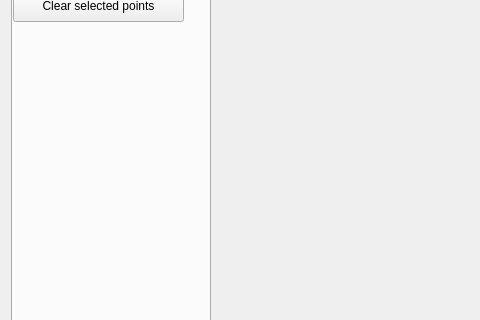
npklein/scientific_visualization, file window.ui: the form before one commit; both pictures show x 0 to 480 and y 97 to 417 of the 701 by 628 pixel window.
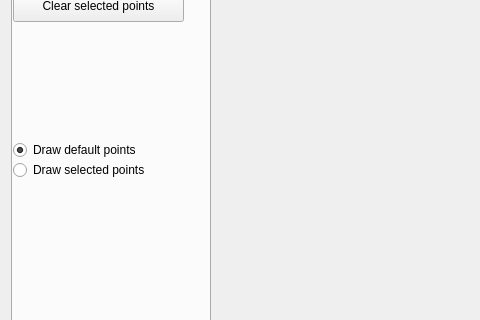
The form after the commit. Custom widgets are drawn as their Qt base class.

Commit message: Updates on streamlines, start with UI buttons etc.

```diff
--- a/window.ui
+++ b/window.ui
@@ -847,6 +847,35 @@
         <string>Slices</string>
        </property>
       </widget>
+      <widget class="QRadioButton" name="radioButtonDrawDefaultPointStreamlines">
+       <property name="geometry">
+        <rect>
+         <x>0</x>
+         <y>200</y>
+         <width>161</width>
+         <height>20</height>
+        </rect>
+       </property>
+       <property name="text">
+        <string>Draw default points</string>
+       </property>
+       <property name="checked">
+        <bool>true</bool>
+       </property>
+      </widget>
+      <widget class="QRadioButton" name="radioButtonDrawSelectedPointStreamlines">
+       <property name="geometry">
+        <rect>
+         <x>0</x>
+         <y>220</y>
+         <width>161</width>
+         <height>20</height>
+        </rect>
+       </property>
+       <property name="text">
+        <string>Draw selected points</string>
+       </property>
+      </widget>
      </widget>
     </widget>
    </item>
```
Left out of the diff: 1 changed line with no effect on the pictures. The commit also changes 3 other files.
